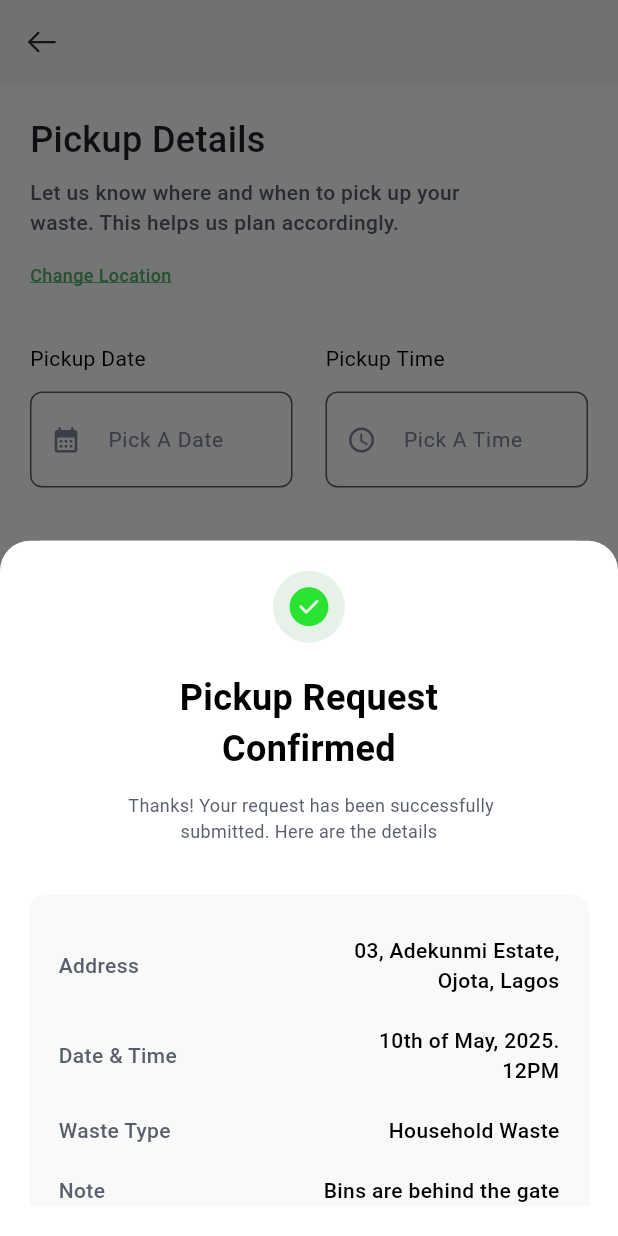
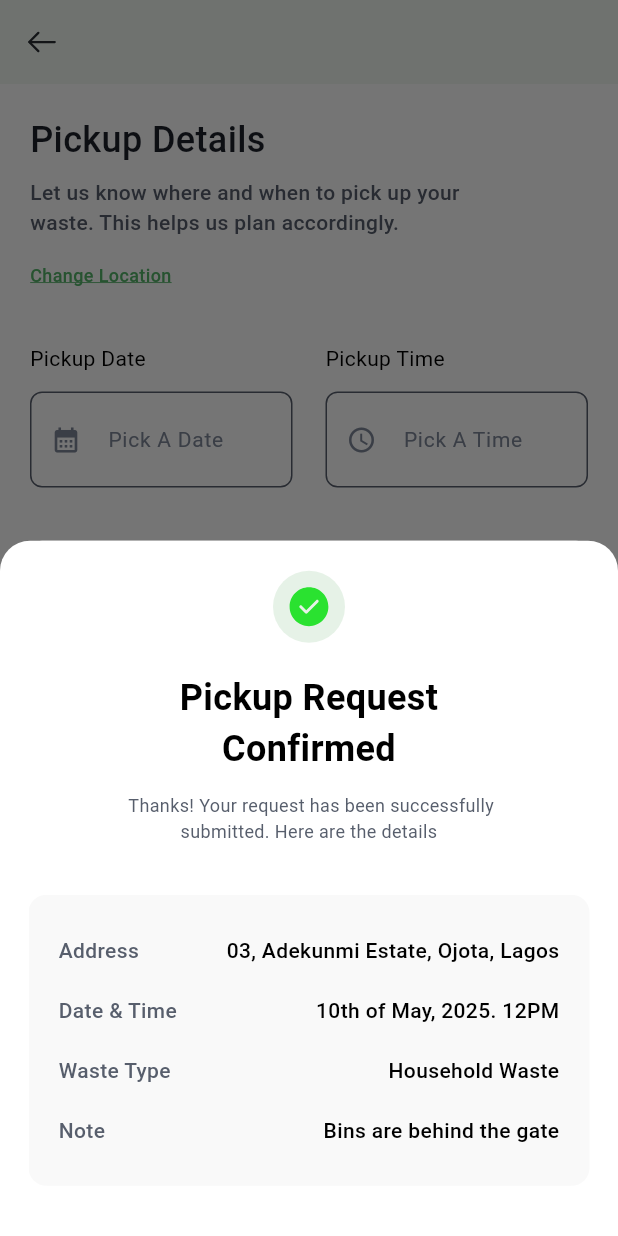
Before and after one commit to Bewizi/EcoBin_Frontend, a Flutter app: the PickupDetails screen opened by its route, scrolled down 111 dp, after a tap on "Confirm Pickup", on a phone screen of 412 x 824 dp. Run offline on Flutter 3.47's test engine with Material 3 defaults, Android fonts, the phone set to English and light mode, and no system bars; our stand-ins replace bloc, device_preview, dio, equatable, flutter_bloc, flutter_screenutil and 3 more; accounts and stored records are empty; network calls fail.

Commit message:
Fix: Fix text overflow in pickup data
Wrapped the text widget in an Expanded widget to prevent overflow issues in the successful pickup modal.
Removed newline characters from address and date/time strings for better formatting.

```diff
--- a/lib/features/requests/presentation/widgets/mixins/successful_pickup_modal.dart
+++ b/lib/features/requests/presentation/widgets/mixins/successful_pickup_modal.dart
@@ -71,12 +71,12 @@ mixin SuccessfulPickupModal {
                           children: [
                             _buildPickupData(
                               'Address',
-                              '03, Adekunmi Estate,\nOjota, Lagos',
+                              '03, Adekunmi Estate, Ojota, Lagos',
                             ),
                             SizedBox(height: 20),
                             _buildPickupData(
                               'Date & Time',
-                              '10th of May, 2025.\n12PM',
+                              '10th of May, 2025. 12PM',
                             ),
                             SizedBox(height: 20),
                             _buildPickupData('Waste Type', ' Household Waste'),
@@ -118,11 +118,14 @@ Widget _buildPickupData(String text, String dataText) {
         color: AppColors.kBlueSlate,
         fontWeight: FontWeight.w500,
       ),
-      TextRegular(
-        dataText,
-        color: AppColors.kBlack,
-        fontWeight: FontWeight.w500,
-        textAlign: TextAlign.end,
+
+      Expanded(
+        child: TextRegular(
+          dataText,
+          color: AppColors.kBlack,
+          fontWeight: FontWeight.w500,
+          textAlign: TextAlign.end,
+        ),
       ),
     ],
   );
```
